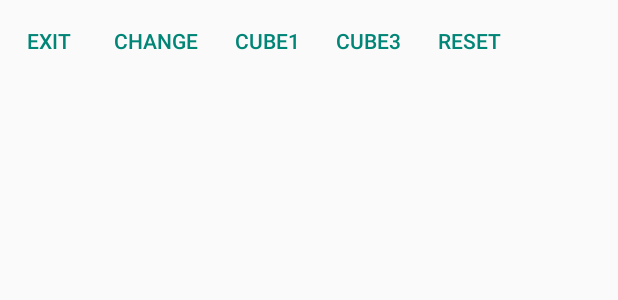
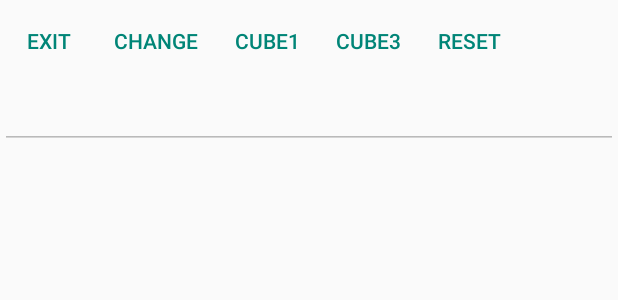
Before and after one commit to swhors/SimpsonGLTest01, an Android app built with Jetpack Compose: the layout main.xml on its own in the app's theme, with its tools: preview values and no code run, on a phone screen of 412 x 824 dp. Shown: the top 300 px of the screen. Run offline under Robolectric (Android 15) with nearby library versions, the phone set to English and light mode, and no system bars.

Commit message:
[main] code refactoring

```diff
--- a/app/src/main/java/com/simpson/simpsongltest01/shape/Circle.kt
+++ b/app/src/main/java/com/simpson/simpsongltest01/shape/Circle.kt
@@ -9,9 +9,10 @@ class Circle: ShapeBase(shapeType = ShapeType.Circle, coordsPerVertex = 3, mulVa
         super.mColors = arrayOf(floatArrayOf(0.63671875f, 0.76953125f, 0.22265625f, 1.0f))
     }
 
-    override fun drawCustom(vertexCount: Int, cnt: Int) {
+    override fun drawCustom(colorHandle: Int, vertexCount: Int) {
         // Draw the triangle
         // vertexCount Muse be 364
+        GLES20.glUniform4fv(colorHandle, 1, super.mColors[0], 0)
         GLES20.glDrawArrays(GLES20.GL_TRIANGLE_FAN, 0, vertexCount)
     }
 }
--- a/app/src/main/java/com/simpson/simpsongltest01/shape/QuadV2.kt
+++ b/app/src/main/java/com/simpson/simpsongltest01/shape/QuadV2.kt
@@ -8,8 +8,9 @@ class QuadV2: ShapeBase(shapeType = ShapeType.QuadV2, coordsPerVertex = 2, mulVa
         super.mColors = arrayOf(floatArrayOf(0.63671875f, 0.76953125f, 0.22265625f, 1.0f))
     }
 
-    override fun drawCustom(vertexCount: Int, cnt: Int) {
+    override fun drawCustom(colorHandle: Int, vertexCount: Int) {
         //vertexCount = 6
+        GLES20.glUniform4fv(colorHandle, 1, super.mColors[0], 0)
         GLES20.glDrawArrays(GLES20.GL_TRIANGLES, 0, vertexCount)
     }
 }
--- a/app/src/main/java/com/simpson/simpsongltest01/shape/Triangle.kt
+++ b/app/src/main/java/com/simpson/simpsongltest01/shape/Triangle.kt
@@ -11,8 +11,8 @@ class Triangle: ShapeBase(shapeType = ShapeType.Triangle, coordsPerVertex = 3, m
         Logger.getLogger("Triangle.init").info("Triangle.init -- end")
     }
 
-    override fun drawCustom(vertexCount: Int, cnt: Int) {
-        //vertex 갯수만큼 tiangle을 렌더링한다.
+    override fun drawCustom(colorHandle: Int, vertexCount: Int) {
+        GLES20.glUniform4fv(colorHandle, 1, super.getColorFirst()!!, 0)
         GLES20.glDrawArrays(GLES20.GL_TRIANGLES, 0, vertexCount)
     }
 }
--- a/app/src/main/res/layout/main.xml
+++ b/app/src/main/res/layout/main.xml
@@ -40,6 +40,16 @@
             android:layout_height="wrap_content"
             android:text="@string/reset_pos" />
     </LinearLayout>
+
+    <EditText
+        android:enabled="false"
+        android:id="@+id/classNameView"
+        android:layout_width="match_parent"
+        android:layout_height="45dp"
+        android:layout_marginBottom="0dp"
+        android:textAlignment="center"
+        android:textColor="@color/purple_500"
+        android:textSize="20dp" />
     <RelativeLayout
         android:id="@+id/layout1"
         android:tag="trueLayout"
```
Also changed, not shown: app/src/main/java/com/simpson/simpsongltest01/MainActivity.kt (+24 -16 lines), app/src/main/java/com/simpson/simpsongltest01/lib/ShapeCoords.kt (+2 -46 lines), app/src/main/java/com/simpson/simpsongltest01/shape/CubeV1.kt (+1 -9 lines), app/src/main/java/com/simpson/simpsongltest01/shape/CubeV2.kt (+11 -5 lines), app/src/main/java/com/simpson/simpsongltest01/shape/CubeV3.kt (+2 -8 lines), app/src/main/java/com/simpson/simpsongltest01/shape/QuadV1.kt (+4 -3 lines), app/src/main/java/com/simpson/simpsongltest01/shape/ShapeBase.kt (+5 -7 lines).
